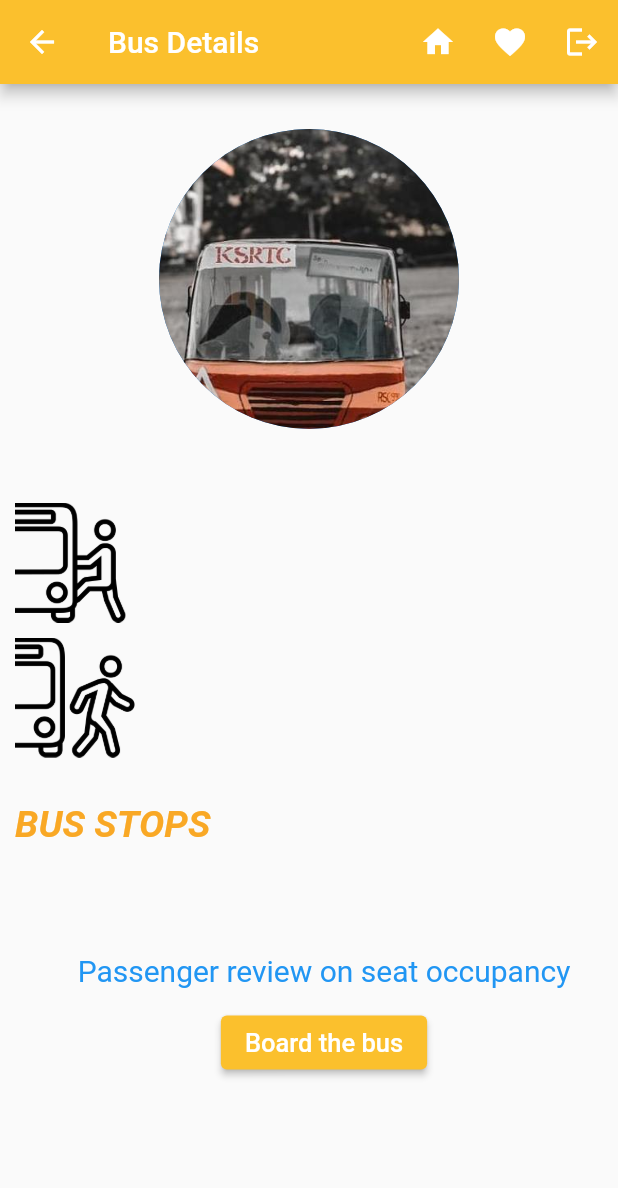
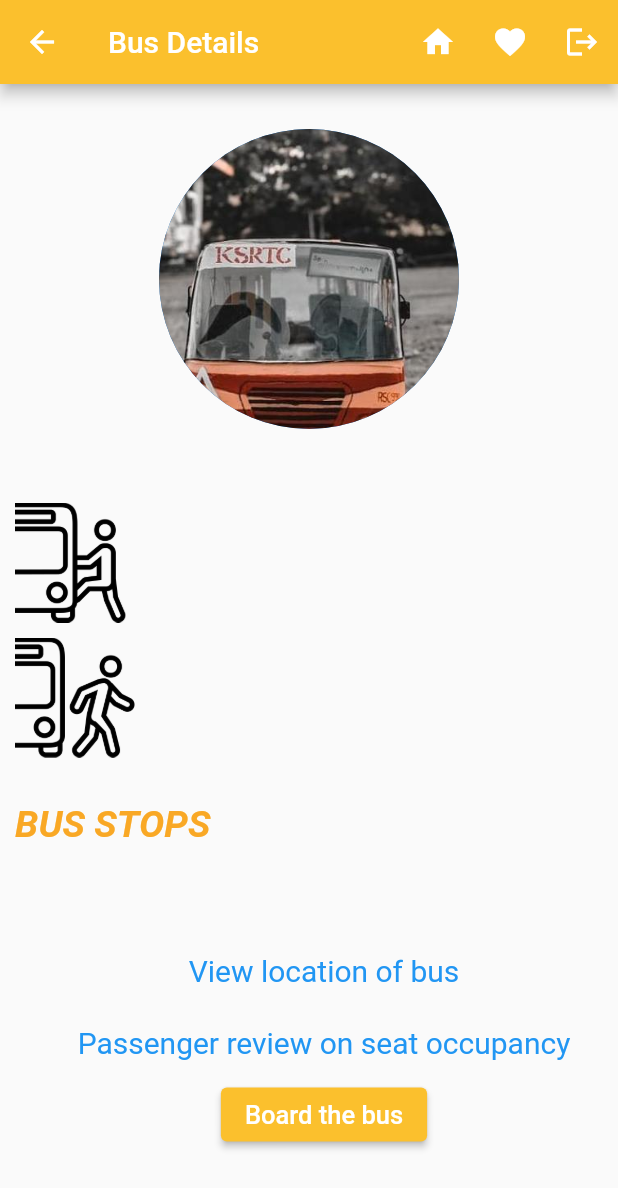
Before and after one commit to vibrantlyboho/Whroom, a Flutter app: the SingleBusScreen screen opened directly with empty values, on a phone screen of 412 x 824 dp. Shown: the top 1188 px of the screen. Run offline on Flutter 3.47's test engine with Material 2 defaults, Android fonts, the phone set to English and light mode, and no system bars; our stand-ins replace cloud_firestore, firebase_auth, firebase_core; missing offline and left inert: dart:ffi; accounts and stored records are empty.

Commit message:
made changes in find, search, singlebus and created location

```diff
--- a/lib/src/screens/find.dart
+++ b/lib/src/screens/find.dart
@@ -71,7 +71,8 @@ class _FindScreenState extends State<FindScreen> {
                             String bonnetid= snapshot.data!.docs[index].get("bonnetid");
                             String from= snapshot.data!.docs[index].get("from");
                             String to= snapshot.data!.docs[index].get("to");
-                            List<dynamic> stops= snapshot.data!.docs[index].get("stops");
+                            String stops= snapshot.data!.docs[index].get("stops");
+                            //List<dynamic> stops= snapshot.data!.docs[index].get("stops");
                             Navigator.of(context).push(MaterialPageRoute(builder: (context) => SingleBusScreen(bonnetid: bonnetid, from: from, to: to, stops: stops,)));
                             print(snapshot.data!.docs[index].get("bonnetid"));
                           },
--- a/lib/src/screens/search.dart
+++ b/lib/src/screens/search.dart
@@ -74,7 +74,8 @@ class _SearchScreenState extends State<SearchScreen> {
                             String bonnetid= snapshot.data!.docs[index].get("bonnetid");
                             String from= snapshot.data!.docs[index].get("from");
                             String to= snapshot.data!.docs[index].get("to");
-                            List<dynamic> stops= snapshot.data!.docs[index].get("stops");
+                            String stops= snapshot.data!.docs[index].get("stops");
+                            //List<dynamic> stops= snapshot.data!.docs[index].get("stops");
                             Navigator.of(context).push(MaterialPageRoute(builder: (context) => SingleBusScreen(bonnetid: bonnetid, from: from, to: to, stops: stops,)));
                             //print(stops);
                           },
--- a/lib/src/screens/singlebus.dart
+++ b/lib/src/screens/singlebus.dart
@@ -2,6 +2,7 @@ import 'package:cloud_firestore/cloud_firestore.dart';
 import 'package:firebase_auth/firebase_auth.dart';
 import 'package:flutter/cupertino.dart';
 import 'package:flutter/material.dart';
+import 'package:whroomapp1/src/screens/location.dart';
 import 'package:whroomapp1/src/services/occupancyService.dart';
 
 import 'home.dart';
@@ -14,7 +15,8 @@ class SingleBusScreen extends StatelessWidget {
   final String bonnetid;
   final String from;
   final String to;
-  final List<dynamic> stops;
+  final String stops;
+  //final List<dynamic> stops;
   const SingleBusScreen({Key? key, required this.bonnetid, required this.from, required this.to, required this.stops}) : super(key: key);
 
   @override
@@ -80,7 +82,8 @@ class SingleBusScreen extends StatelessWidget {
             SizedBox(height:30),
             Text('BUS STOPS', style: TextStyle(fontWeight: FontWeight.bold, fontStyle: FontStyle.italic, fontSize: 25, color: Colors.yellow[800])),
             SizedBox(height: 10,),
-            BusStopsDisplay(stops),
+            Text(stops, style: TextStyle(fontStyle: FontStyle.italic, fontSize: 25)),
+            //BusStopsDisplay(stops),
             SizedBox(height:10),
             BoardOrExit(bonnetid: bonnetid),
           ],
@@ -133,6 +136,16 @@ class _BoardOrExitState extends State<BoardOrExit> {
               textStyle: const TextStyle(fontSize: 20,),
             ),
             onPressed: () {
+              Navigator.of(context).push(MaterialPageRoute(builder: (context) => ViewLocationScreen()));
+
+            },
+            child: const Text('View location of bus'),
+          ),
+          TextButton(
+            style: TextButton.styleFrom(
+              textStyle: const TextStyle(fontSize: 20,),
+            ),
+            onPressed: () {
               final Occupancy occupancy= Occupancy(widget.bonnetid);
               dynamic OccDetails= occupancy.getOccdetails();
               //print(OccDetails);
```
Also changed, not shown: lib/src/screens/location.dart (added, +46 -0 lines).
